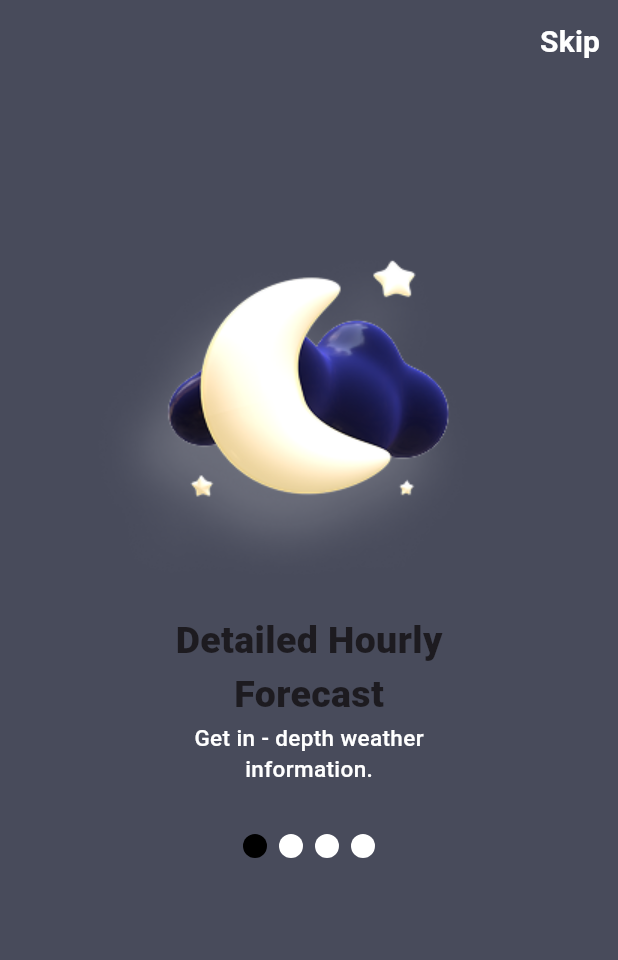
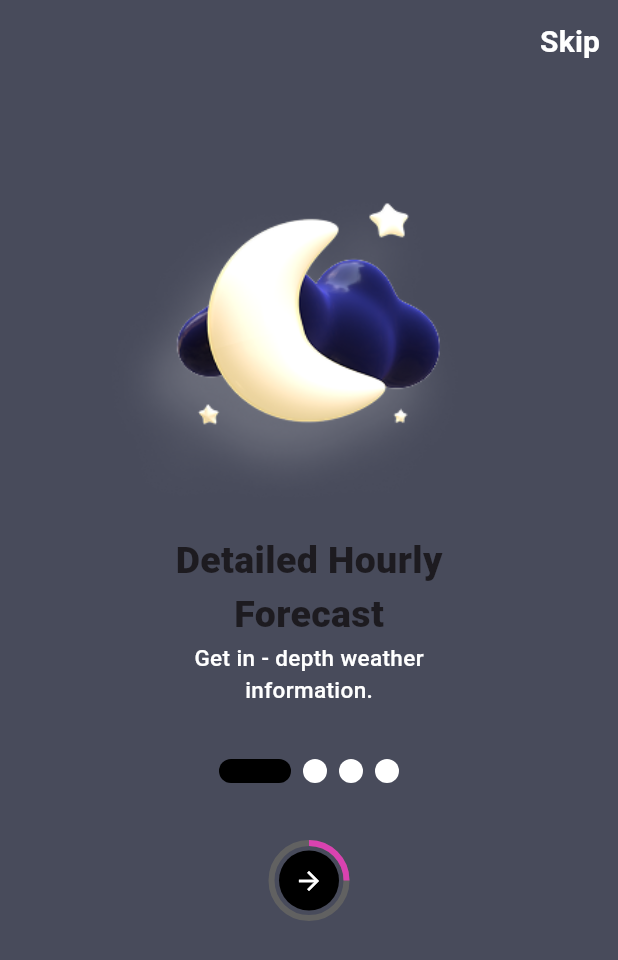
Before and after one commit to rawan20200/Forcast_App, a Flutter app: the screen it shows after launch, on a phone screen of 412 x 824 dp. Shown: the top 960 px of the screen. Run offline on Flutter 3.47's test engine with Material 3 defaults, Android fonts, the phone set to English and light mode, and no system bars; drawn by our look-alikes of smooth_page_indicator; our stand-ins replace get.

```diff
--- /dev/null
+++ b/lib/Get/GetIntro.dart
@@ -0,0 +1,57 @@
+import 'package:flutter/material.dart';
+import 'package:get/get.dart';
+
+class Getintro extends GetxController {
+  Map<String, dynamic> intro = {
+    'assets/introone.png': [
+      'Detailed Hourly',
+      'Forecast',
+      'Get in - depth weather',
+      'information.',
+    ],
+    'assets/introtwo.png': [
+      'Real-Time',
+      ' Weather Map',
+      'Watch the progress of the',
+      'precipitation to stay informed',
+    ],
+    'assets/introthree.png': [
+      'Weather Around',
+      'the World',
+      'Add any location you want and',
+      '  swipe easily to chnage.',
+    ],
+    'assets/introfour.png': [
+      'Detailed Hourly',
+      ' Forecast',
+      'Get in - depth weather',
+      ' information.',
+    ],
+  };
+  PageController controller = PageController();
+  RxDouble progress = 0.25.obs;
+  RxBool islastpage = false.obs;
+  RxBool isintrofinished = false.obs;
+  void onTap() {
+    controller.nextPage(duration: Duration(seconds: 1), curve: Curves.ease);
+    if (controller.page! + 2 < intro.length) {
+      isintrofinished.value = false;
+    } else if (controller.page! + 2 > intro.length) {
+      isintrofinished.value = true;
+    }
+    update();
+  }
+
+  void onProgress() {
+    progress.value = (controller.page! + 2) / intro.length;
+  }
+
+  void onPageChanged(int value) {
+    progress.value = (value + 1) / intro.length;
+    if (progress.value < 1) {
+      islastpage.value = false;
+    } else if (progress.value == 1) {
+      islastpage.value = true;
+    }
+  }
+}
--- /dev/null
+++ b/lib/Get/GetSearch.dart
@@ -0,0 +1,23 @@
+import 'package:flutter/widgets.dart';
+import 'package:get/get.dart';
+
+class Getsearch extends GetxController {
+  RxList<String> SearchHistory = <String>[].obs;
+  final TextEditingController textEditingController = TextEditingController();
+  RxBool noSearch = false.obs;
+  RxString query = ''.obs;
+  void OnSubmit() {
+    query.value = textEditingController.value.text;
+    SearchHistory.add(textEditingController.value.text);
+    noSearch.value = true;
+    update();
+  }
+
+  void clearSearchHistory(int index) {
+    SearchHistory.removeAt(index);
+  }
+
+  void cleartextfield() {
+    textEditingController.clear();
+  }
+}
--- a/lib/main.dart
+++ b/lib/main.dart
@@ -1,4 +1,7 @@
-import 'package:cloud_app/screens/intro.dart';
+import 'package:cloud_app/binding/Weatherbinding.dart';
+import 'package:cloud_app/screens/CountrySearch.dart';
+import 'package:cloud_app/screens/Introscreen.dart';
+import 'package:cloud_app/screens/splash_screen.dart';
 import 'package:flutter/material.dart';
 import 'package:get/get.dart';
 
@@ -11,6 +14,15 @@ class WeatherApp extends StatelessWidget {
 
   @override
   Widget build(BuildContext context) {
-    return GetMaterialApp(debugShowCheckedModeBanner: false, home: Intro());
+    return GetMaterialApp(
+      debugShowCheckedModeBanner: false,
+      initialBinding: Weatherbinding(),
+      initialRoute: '/',
+      getPages: [
+        GetPage(name: '/', page: () => SplashScreen()),
+        GetPage(name: '/introscreen', page: () => IntroScreen()),
+        GetPage(name: '/countrysearch', page: () => CountrySearch()),
+      ],
+    );
   }
 }
--- /dev/null
+++ b/lib/screens/Introscreen.dart
@@ -0,0 +1,135 @@
+import 'package:cloud_app/Get/GetIntro.dart';
+import 'package:cloud_app/widgets/SubTitleText.dart';
+import 'package:cloud_app/widgets/TitleText.dart';
+import 'package:flutter/material.dart';
+import 'package:get/get.dart';
+import 'package:smooth_page_indicator/smooth_page_indicator.dart';
+
+class IntroScreen extends StatelessWidget {
+  const IntroScreen({super.key});
+  @override
+  Widget build(BuildContext context) {
+    final Getintro getintro = Get.find();
+    return Scaffold(
+      backgroundColor: Color(0XFF484B5B),
+      appBar: AppBar(
+        backgroundColor: Color(0XFF484B5B),
+        actions: [
+          TextButton(
+            onPressed: () {
+              getintro.onTap();
+              if (getintro.isintrofinished.value == true) {
+                Get.offAllNamed('countrysearch');
+              }
+            },
+            child: Text(
+              'Skip',
+              style: TextStyle(
+                color: Colors.white,
+                fontSize: 20,
+                fontWeight: FontWeight.w600,
+              ),
+            ),
+          ),
+        ],
+      ),
+      body: Column(
+        children: [
+          SizedBox(
+            height: 450,
+            child: PageView.builder(
+              onPageChanged: (value) {
+                getintro.onPageChanged(value);
+              },
+              controller: getintro.controller,
+              itemCount: getintro.intro.length,
+              itemBuilder: (context, index) {
+                return Column(
+                  children: [
+                    Image(
+                      image: AssetImage(getintro.intro.keys.toList()[index]),
+                      height: 300,
+                    ),
+                    TitleText(
+                      images: getintro.intro,
+                      keyindex: index,
+                      valueindex: 0,
+                    ),
+                    TitleText(
+                      images: getintro.intro,
+                      keyindex: index,
+                      valueindex: 1,
+                    ),
+                    SubTitleText(
+                      images: getintro.intro,
+                      keyindex: index,
+                      valueindex: 2,
+                    ),
+                    SubTitleText(
+                      images: getintro.intro,
+                      keyindex: index,
+                      valueindex: 3,
+                    ),
+                  ],
+                );
+              },
+            ),
+          ),
+          SmoothPageIndicator(
+            controller: getintro.controller,
+            count: 4,
+            effect: ExpandingDotsEffect(
+              activeDotColor: Colors.black,
+              dotColor: Colors.white,
+            ),
+          ),
+
+          SizedBox(height: 40),
+          Obx(
+            () => Stack(
+              alignment: Alignment.center,
+              children: [
+                SizedBox(
+                  width: 50,
+                  height: 50,
+                  child: CircularProgressIndicator(
+                    // strokeWidth: 3,
+                    backgroundColor: Colors.grey.shade700,
+                    value: getintro.progress.value,
+                    valueColor: AlwaysStoppedAnimation<Color>(
+                      Color.lerp(
+                        Color(0XFFE145A6),
+                        Color(0XFFC23ACC),
+                        getintro.progress.value,
+                      )!,
+                    ),
+                  ),
+                ),
+                FilledButton(
+                  style: FilledButton.styleFrom(
+                    backgroundColor: Colors.black,
+                    shape: CircleBorder(),
+                  ),
+                  child: Icon(
+                    size: 20,
+                    getintro.islastpage.value == true
+                        ? Icons.check
+                        : Icons.arrow_forward,
+                    color: Colors.white,
+                  ),
+                  onPressed: () {
+                    getintro.onTap();
+                    getintro.onProgress();
+                    if (getintro.isintrofinished.value == true) {
+                      Get.offAllNamed('countrysearch');
+                    }
+                  },
+                ),
+              ],
+            ),
+          ),
+        ],
+      ),
+    );
+  }
+}
--- a/lib/screens/intro.dart
+++ /dev/null
@@ -1,116 +0,0 @@
-import 'package:flutter/material.dart';
-import 'package:smooth_page_indicator/smooth_page_indicator.dart';
-
-class Intro extends StatelessWidget {
-  Intro({super.key});
-  PageController controller = PageController();
-  Map<String, dynamic> images = {
-    'assets/introone.png': [
-      'Detailed Hourly',
-      'Forecast',
-      'Get in - depth weather',
-      'information.',
-    ],
-    'assets/introtwo.png': [
-      'Real-Time',
-      ' Weather Map',
-      'Watch the progress of the',
-      'precipitation to stay informed',
-    ],
-    'assets/introthree.png': [
-      'Weather Around',
-      'the World',
-      'Add any location you want and',
-      '  swipe easily to chnage.',
-    ],
-    'assets/introfour.png': [
-      'Detailed Hourly',
-      ' Forecast',
-      'Get in - depth weather',
-      ' information.',
-    ],
-  };
-
-  @override
-  Widget build(BuildContext context) {
-    return Scaffold(
-      backgroundColor: Color(0XFF484B5B),
-      appBar: AppBar(
-        backgroundColor: Color(0XFF484B5B),
-        actions: [
-          TextButton(
-            onPressed: () {},
-            child: Text(
-              'Skip',
-              style: TextStyle(
-                color: Colors.white,
-                fontSize: 20,
-                fontWeight: FontWeight.w600,
-              ),
-            ),
-          ),
-        ],
-      ),
-      body: Column(
-        children: [
-          SizedBox(
-            height: 500,
-            child: PageView.builder(
-              controller: controller,
-              itemCount: images.length,
-              itemBuilder: (context, index) {
-                return Center(
-                  child: Column(
-                    mainAxisAlignment: MainAxisAlignment.center,
-                    children: [
-                      Image(image: AssetImage(images.keys.toList()[index])),
-                      Text(
-                        images.values.toList()[index][0],
-                        style: TextStyle(
-                          fontWeight: FontWeight.w900,
-                          fontSize: 25,
-                        ),
-                      ),
-                      Text(
-                        images.values.toList()[index][1],
-                        style: TextStyle(
-                          fontWeight: FontWeight.w900,
-                          fontSize: 25,
-                        ),
-                      ),
-                      Text(
-                        images.values.toList()[index][2],
-                        style: TextStyle(
-                          fontWeight: FontWeight.w500,
-                          fontSize: 15,
-                          color: Colors.white,
-                        ),
-                      ),
-                      Text(
-                        images.values.toList()[index][3],
-                        style: TextStyle(
-                          fontWeight: FontWeight.w500,
-                          fontSize: 15,
-                          color: Colors.white,
-                        ),
-                      ),
-                    ],
-                  ),
-                );
-              },
-            ),
-          ),
-          SmoothPageIndicator(
-            controller: controller,
-            count: 4,
-
-            effect: JumpingDotEffect(
-              dotColor: Colors.white,
-              activeDotColor: Colors.black,
-            ),
-          ),
-        ],
-      ),
-    );
-  }
-}
--- /dev/null
+++ b/lib/widgets/SubTitleText.dart
@@ -0,0 +1,26 @@
+import 'package:flutter/material.dart';
+
+class SubTitleText extends StatelessWidget {
+  const SubTitleText({
+    super.key,
+    required this.images,
+    required this.keyindex,
+    required this.valueindex,
+  });
+
+  final Map<String, dynamic> images;
+  final int keyindex;
+  final int valueindex;
+
+  @override
+  Widget build(BuildContext context) {
+    return Text(
+      images.values.toList()[keyindex][valueindex],
+      style: TextStyle(
+        fontWeight: FontWeight.w500,
+        fontSize: 15,
+        color: Colors.white,
+      ),
+    );
+  }
+}
--- /dev/null
+++ b/lib/widgets/TitleText.dart
@@ -0,0 +1,17 @@
+import 'package:flutter/material.dart';
+
+class TitleText extends StatelessWidget {
+  const TitleText({super.key, required this.images, required this.keyindex, required this.valueindex});
+
+  final Map<String, dynamic> images;
+  final int keyindex;
+  final int valueindex;
+
+  @override
+  Widget build(BuildContext context) {
+    return Text(
+      images.values.toList()[keyindex][valueindex],
+      style: TextStyle(fontWeight: FontWeight.w900, fontSize: 25),
+    );
+  }
+}
--- a/pubspec.yaml
+++ b/pubspec.yaml
@@ -36,6 +36,8 @@ dependencies:
   cupertino_icons: ^1.0.8
   get: ^4.7.2
   smooth_page_indicator: ^1.2.1
+  material_symbols_icons: ^4.2811.0
+  font_awesome_flutter: ^10.8.0
 
 dev_dependencies:
   flutter_test:
@@ -66,6 +68,7 @@ flutter:
     - assets/introtwo.png
     - assets/introthree.png
     - assets/introfour.png
+    - assets/search.png
 
 
   # An image asset can refer to one or more resolution-specific "variants", see
```
Also changed, not shown: lib/binding/Weatherbinding.dart (added, +11 -0 lines), lib/customs/Custom_textfield.dart (added, +46 -0 lines), lib/screens/CountrySearch.dart (added, +111 -0 lines), lib/screens/splash_screen.dart (+48 -51 lines), lib/screens/weather_Map.dart (added, +14 -0 lines), assets/search.png (added), assets/seo.png (added), pubspec.lock.
